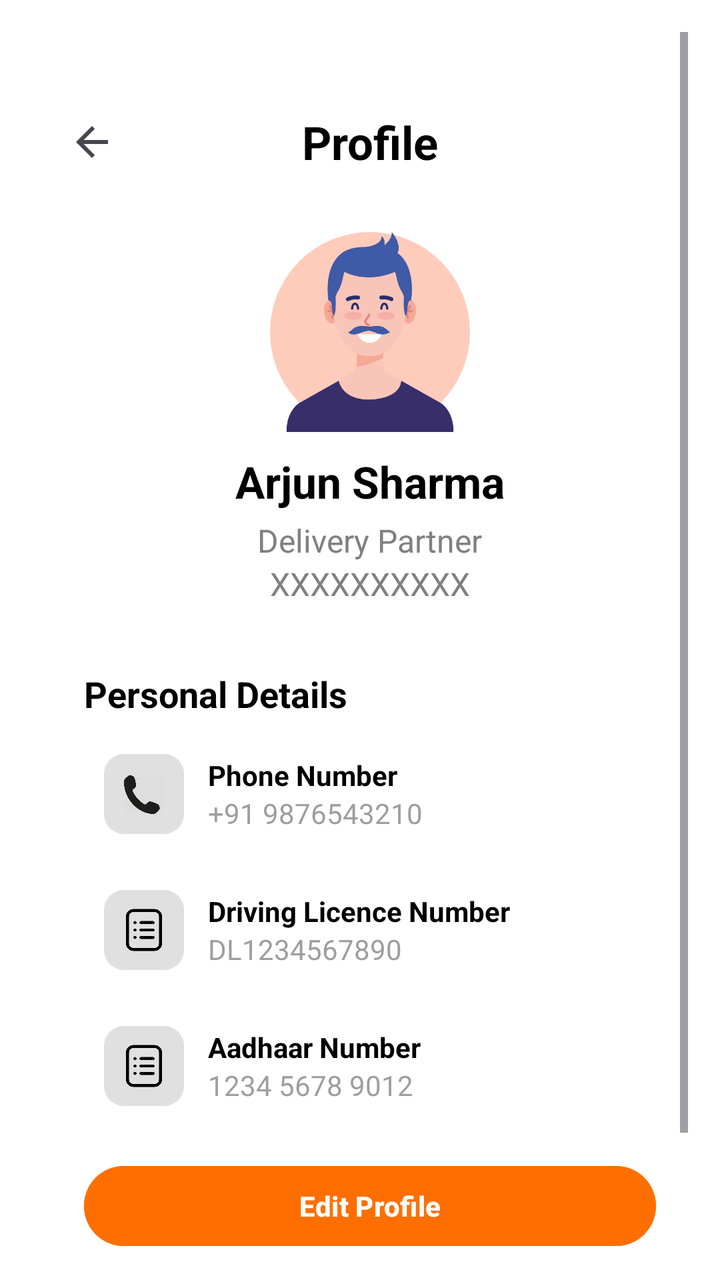
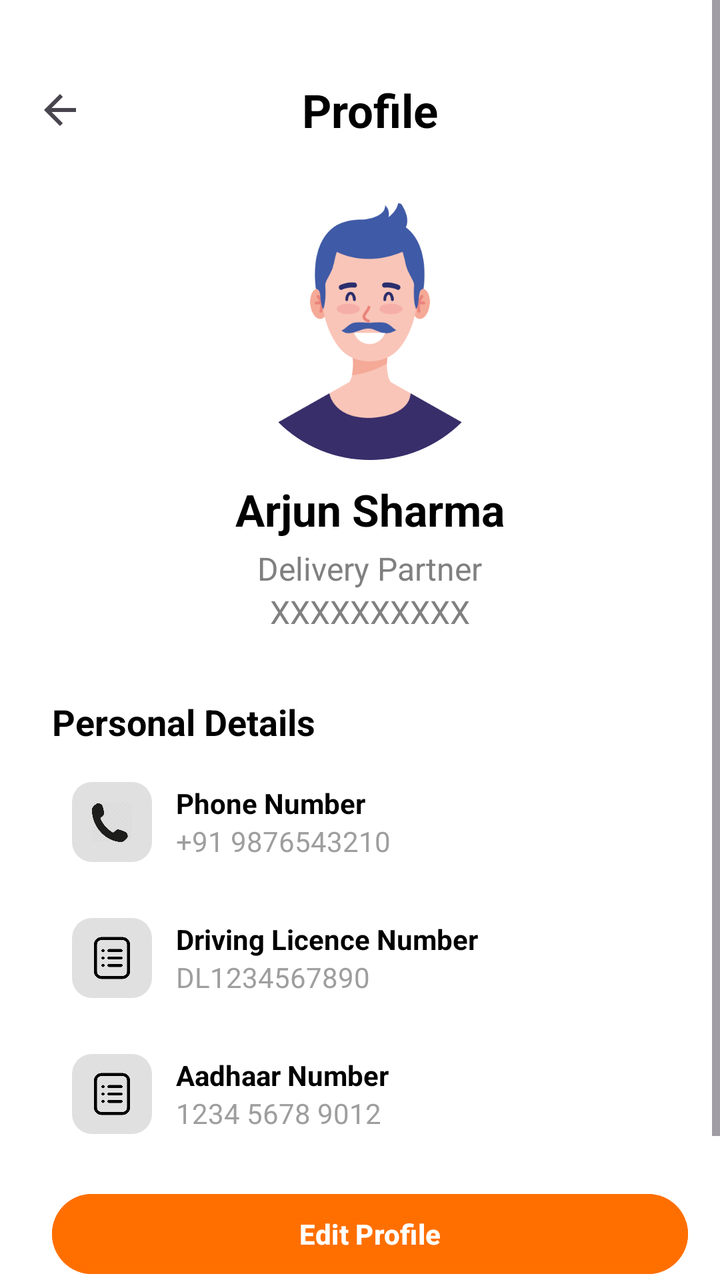

The first picture is an Android layout as it rendered before a commit; the second is the same layout after the commit. The layout source and the unified diff follow.
<!-- AndroidManifest.xml: application theme Theme.B2CDeliveryApp -->
<!-- res/layout/fragment_profile.xml -->
<ScrollView xmlns:android="http://schemas.android.com/apk/res/android"
    android:layout_width="match_parent"
    android:layout_height="match_parent"
    android:background="@color/white"
    android:padding="16dp">

    
    <LinearLayout
        android:layout_width="match_parent"
        android:layout_height="wrap_content"
        android:orientation="vertical"
        android:paddingStart="10dp"
        android:paddingTop="10dp">

        
        <FrameLayout
            android:layout_width="match_parent"
            android:layout_height="wrap_content"
            android:paddingVertical="25dp"
            android:background="@color/white">

            
            <ImageView
                android:id="@+id/aadharBackButton"
                android:layout_width="wrap_content"
                android:layout_height="wrap_content"
                android:padding="8dp"
                android:scaleType="center"
                android:src="@drawable/baseline_arrow_back_black"
                android:layout_gravity="start|center_vertical"
                />

            
            <TextView
                android:id="@+id/titleText"
                android:layout_width="wrap_content"
                android:layout_height="wrap_content"
                android:layout_gravity="center"
                android:text="Profile"
                android:textColor="@android:color/black"
                android:textSize="23sp"
                android:textStyle="bold" />
        </FrameLayout>

        
        <LinearLayout
            android:layout_width="match_parent"
            android:layout_height="wrap_content"
            android:orientation="vertical"
            android:gravity="center_horizontal"
            android:paddingBottom="24dp">

            <ImageView
                android:id="@+id/profileImage"
                android:layout_width="100dp"
                android:layout_height="100dp"
                android:scaleType="centerCrop"
                android:src="@drawable/profile_image"
                android:background="@drawable/circle_background"
                android:backgroundTint="#FFCCBC"
                android:layout_marginBottom="10dp"/>

            <TextView
                android:id="@+id/tvPartnerName"
                android:layout_width="wrap_content"
                android:layout_height="wrap_content"
                android:text="Arjun Sharma"
                android:textSize="22sp"
                android:textStyle="bold"
                android:textColor="#000000"
                android:layout_marginBottom="4dp"/>

            <TextView
                android:id="@+id/tvSubtitle"
                android:layout_width="wrap_content"
                android:layout_height="wrap_content"
                android:text="Delivery Partner"
                android:textSize="16sp"
                android:textColor="#808080"/>
            <TextView
            android:id="@+id/tvPartnerId"
            android:layout_width="wrap_content"
            android:layout_height="wrap_content"
            android:text="XXXXXXXXXX"
            android:textSize="16sp"
            android:textColor="#808080"/>
        </LinearLayout>

        
        <LinearLayout
            android:layout_width="match_parent"
            android:layout_height="wrap_content"
            android:orientation="vertical">

            
            
            <TextView
                android:id="@+id/tvPersonalDetails"
                android:layout_width="wrap_content"
                android:layout_height="wrap_content"
                android:text="Personal Details"
                android:textSize="18sp"
                android:textStyle="bold"
                android:textColor="#000000"
                android:layout_marginStart="16dp"
                android:layout_marginTop="8dp"
                android:layout_marginBottom="8dp" />

            
            <LinearLayout
                android:layout_width="match_parent"
                android:layout_height="wrap_content"
                android:orientation="horizontal"
                android:gravity="center_vertical"
                android:padding="10dp"
                android:layout_marginHorizontal="16dp"
                android:background="@drawable/option_button_background">

                <ImageView
                    android:layout_width="40dp"
                    android:layout_height="40dp"
                    android:src="@drawable/nphone"
                    android:layout_marginEnd="12dp"
                    android:padding="10dp"
                    android:background="@drawable/bordericon" />


                <LinearLayout
                    android:layout_width="wrap_content"
                    android:layout_height="wrap_content"
                    android:orientation="vertical">

                    <TextView
                        android:layout_width="wrap_content"
                        android:layout_height="wrap_content"
                        android:text="Phone Number"
                        android:textSize="14sp"
                        android:textStyle="bold"
                        android:textColor="#000000" />

                    <TextView
                        android:id="@+id/tvPhoneValue"
                        android:layout_width="wrap_content"
                        android:layout_height="wrap_content"
                        android:text="+91 9876543210"
                        android:textSize="14sp"
                        android:textColor="#9E9E9E" />
                </LinearLayout>
            </LinearLayout>

            
            <LinearLayout
                android:layout_width="match_parent"
                android:layout_height="wrap_content"
                android:orientation="horizontal"
                android:gravity="center_vertical"
                android:padding="10dp"
                android:layout_marginHorizontal="16dp"
                android:layout_marginTop="8dp"
                android:background="@drawable/option_button_background">

                <ImageView
                    android:layout_width="40dp"
                    android:layout_height="40dp"
                    android:src="@drawable/history"
                    android:layout_marginEnd="12dp"
                    android:padding="8dp"
                    android:background="@drawable/bordericon" />

                <LinearLayout
                    android:layout_width="wrap_content"
                    android:layout_height="wrap_content"
                    android:orientation="vertical">

                    <TextView
                        android:layout_width="wrap_content"
                        android:layout_height="wrap_content"
                        android:text="Driving Licence Number"
                        android:textSize="14sp"
                        android:textStyle="bold"
                        android:textColor="#000000" />

                    <TextView
                        android:id="@+id/tvDlValue"
                        android:layout_width="wrap_content"
                        android:layout_height="wrap_content"
                        android:text="DL1234567890"
                        android:textSize="14sp"
                        android:textColor="#9E9E9E" />
                </LinearLayout>
            </LinearLayout>

            
            <LinearLayout
                android:layout_width="match_parent"
                android:layout_height="wrap_content"
                android:orientation="horizontal"
                android:gravity="center_vertical"
                android:padding="10dp"
                android:layout_marginHorizontal="16dp"
                android:layout_marginTop="8dp"
                android:background="@drawable/option_button_background">

                <ImageView
                    android:layout_width="40dp"
                    android:layout_height="40dp"
                    android:src="@drawable/history"
                    android:layout_marginEnd="12dp"
                    android:padding="8dp"
                    android:background="@drawable/bordericon" />

                <LinearLayout
                    android:layout_width="wrap_content"
                    android:layout_height="wrap_content"
                    android:orientation="vertical">

                    <TextView
                        android:layout_width="wrap_content"
                        android:layout_height="wrap_content"
                        android:text="Aadhaar Number"
                        android:textSize="14sp"
                        android:textStyle="bold"
                        android:textColor="#000000" />

                    <TextView
                        android:id="@+id/tvAadhaarValue"
                        android:layout_width="wrap_content"
                        android:layout_height="wrap_content"
                        android:text="1234 5678 9012"
                        android:textSize="14sp"
                        android:textColor="#9E9E9E" />
                </LinearLayout>
            </LinearLayout>

            
            <Button
                android:id="@+id/btnEditProfile"
                android:layout_width="match_parent"
                android:layout_height="wrap_content"
                android:text="Edit Profile"
                android:textStyle="bold"
                android:textColor="@android:color/white"
                android:layout_margin="16dp"
                android:backgroundTint="#FF6F00" />

            
            <Button
                android:id="@+id/btnUploadDocuments"
                android:layout_width="match_parent"
                android:layout_height="wrap_content"
                android:text="Upload Documents"
                android:textStyle="bold"
                android:textColor="#000000"
                android:layout_marginHorizontal="16dp"
                android:layout_marginBottom="16dp"
                android:backgroundTint="#F5F5F5" />


            
        </LinearLayout>

    </LinearLayout> 
</ScrollView>
<!-- resources referenced by this layout -->
<resources>
  <color name="white">#FFFFFFFF</color>
  <!-- drawable baseline_arrow_back_black (drawable) -->
  <vector xmlns:android="http://schemas.android.com/apk/res/android"
      android:autoMirrored="true"
      android:height="24dp"
      android:viewportHeight="24"
      android:viewportWidth="24"
      android:width="24dp">
  
      <path
          android:fillColor="?attr/colorControlNormal"
          android:pathData="M20,11H7.83l5.59,-5.59L12,4l-8,8 8,8 1.41,-1.41L7.83,13H20v-2z" />
  </vector>
  <!-- drawable bordericon (drawable) -->
  <?xml version="1.0" encoding="utf-8"?>
  <shape xmlns:android="http://schemas.android.com/apk/res/android"
      android:shape="rectangle">
      <solid android:color="#E0E0E0"/> 
      <corners android:radius="10dp"/>  
  </shape>
  <!-- drawable circle_background (drawable) -->
  <shape xmlns:android="http://schemas.android.com/apk/res/android">
      <solid android:color="#FFCCBC" />
      <corners android:radius="50dp" />
  </shape>
  <!-- drawable history: png bitmap (drawable, 8834 bytes) -->
  <!-- drawable nphone: png bitmap (drawable, 23601 bytes) -->
  <!-- drawable option_button_background (drawable) -->
  <selector xmlns:android="http://schemas.android.com/apk/res/android">
      <item android:drawable="@color/white" android:state_pressed="false" />
      <item android:drawable="@color/white" android:state_pressed="true" />
  </selector>
  <!-- drawable profile_image: png bitmap (drawable, 25290 bytes) -->
  <style name="Theme.B2CDeliveryApp" parent="Base.Theme.B2CDeliveryApp">
          <item name="android:windowTranslucentStatus">true</item>
          <item name="android:statusBarColor">@android:color/transparent</item>
      </style>
  <style name="Base.Theme.B2CDeliveryApp" parent="Theme.Material3.Light.NoActionBar">
          
          
      </style>
</resources>

<!-- the commit's change to res/layout/fragment_profile.xml (unified diff, before → after) -->
@@ -1,8 +1,7 @@
 <ScrollView xmlns:android="http://schemas.android.com/apk/res/android"
     android:layout_width="match_parent"
     android:layout_height="match_parent"
-    android:background="@color/white"
-    android:padding="16dp">
+    android:background="@color/white">
 
     
     <LinearLayout
@@ -21,7 +20,7 @@
 
             
             <ImageView
-                android:id="@+id/aadharBackButton"
+                android:id="@+id/profileBackButton"
                 android:layout_width="wrap_content"
                 android:layout_height="wrap_content"
                 android:padding="8dp"
@@ -52,13 +51,15 @@
 
             <ImageView
                 android:id="@+id/profileImage"
-                android:layout_width="100dp"
-                android:layout_height="100dp"
+                android:layout_width="130dp"
+                android:layout_height="130dp"
                 android:scaleType="centerCrop"
                 android:src="@drawable/profile_image"
                 android:background="@drawable/circle_background"
-                android:backgroundTint="#FFCCBC"
+                android:clipToOutline="true"
+                android:elevation="4dp"
                 android:layout_marginBottom="10dp"/>
+
 
             <TextView
                 android:id="@+id/tvPartnerName"
<!-- resource entries referenced after the edit -->
@@ -21,9 +21,9 @@
       <corners android:radius="10dp"/>  
   </shape>
   <!-- drawable circle_background (drawable) -->
-  <shape xmlns:android="http://schemas.android.com/apk/res/android">
-      <solid android:color="#FFCCBC" />
-      <corners android:radius="50dp" />
+  <shape xmlns:android="http://schemas.android.com/apk/res/android"
+      android:shape="oval">
+      <solid android:color="@android:color/transparent" />
   </shape>
   <!-- drawable history: png bitmap (drawable, 8834 bytes) -->
   <!-- drawable nphone: png bitmap (drawable, 23601 bytes) -->
